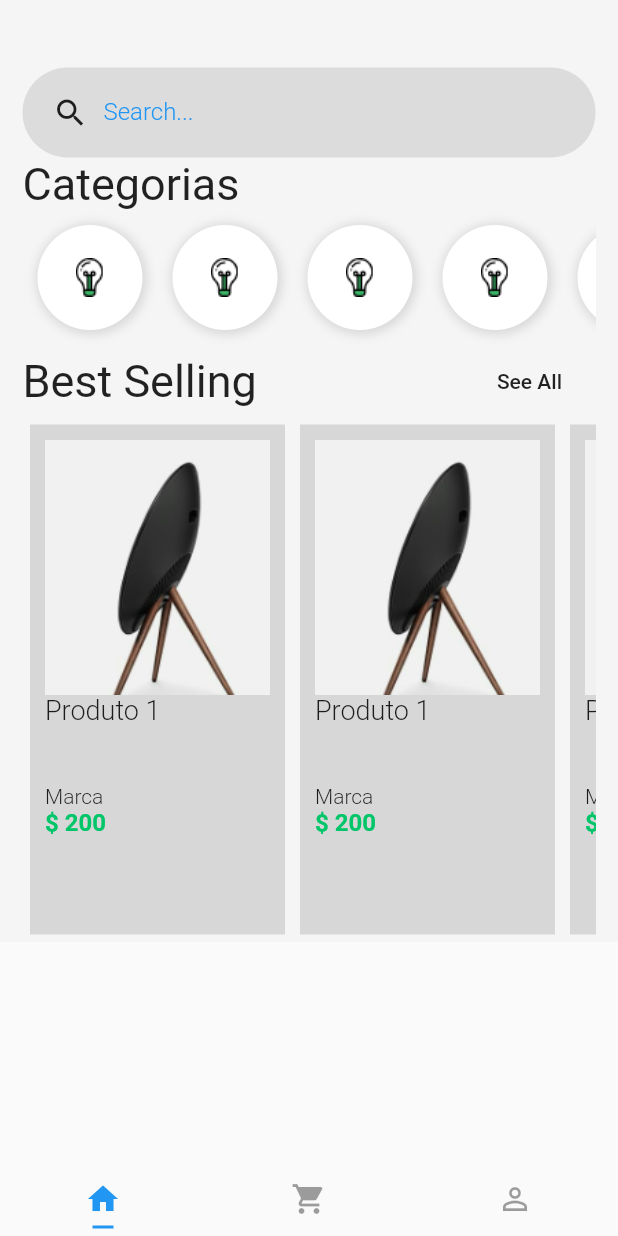
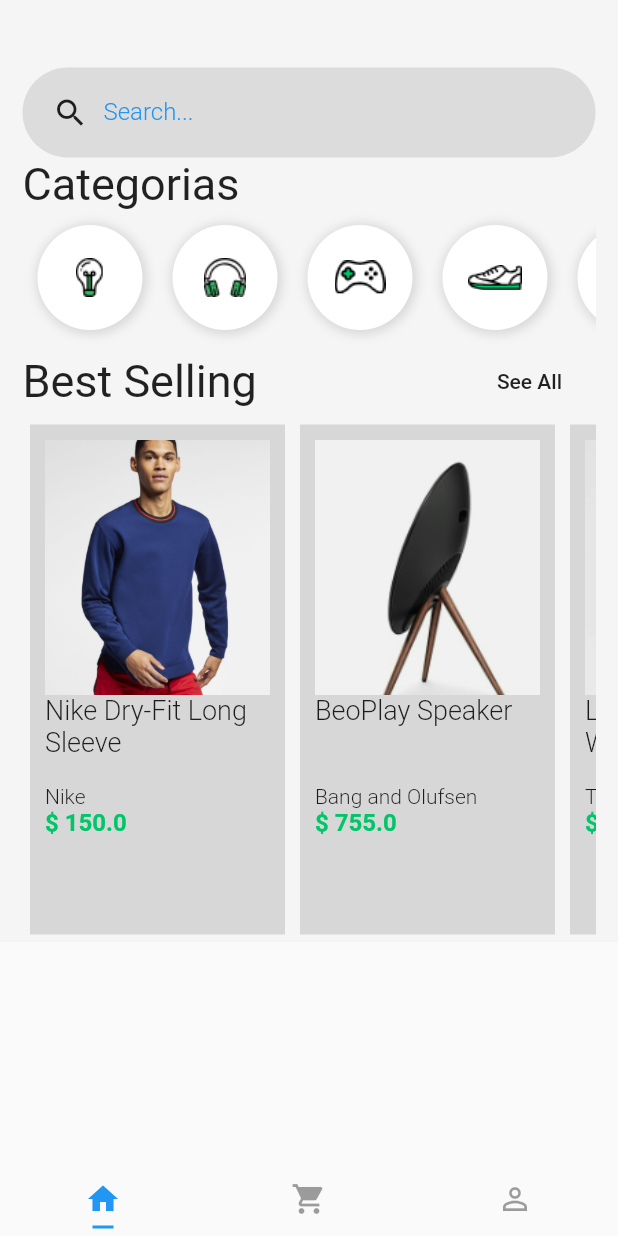
Before and after one commit to TabataMora/app_compra, a Flutter app: the screen it shows after launch, on a phone screen of 412 x 824 dp. Run offline on Flutter 3.47's test engine with Material 2 defaults, Android fonts, the phone set to English and light mode, and no system bars.

Commit message:
Organizando a aplicação em widgets.

```diff
--- a/lib/pages/home.page.dart
+++ b/lib/pages/home.page.dart
@@ -1,5 +1,7 @@
 import 'package:flutter/material.dart';
-import 'package:layout/pages/product.page.dart';
+import 'package:layout/widgets/category/category-list.widget.dart';
+import 'package:layout/widgets/product/produtct-list.widget.dart';
+import 'package:layout/widgets/searche-box.widget.dart';
 
 class HomePage extends StatelessWidget {
   @override
@@ -20,7 +22,7 @@ class HomePage extends StatelessWidget {
               SizedBox(
                 width: 60,
               ),
-              search(),
+              SearchBox(),
               SizedBox(
                 width: 30,
               ),
@@ -35,7 +37,7 @@ class HomePage extends StatelessWidget {
               ),
               Container(
                 height: 90,
-                child: categoryList(),
+                child: CategoryList(),
               ),
               SizedBox(
                 width: 30,
@@ -60,7 +62,9 @@ class HomePage extends StatelessWidget {
               ),
               Container(
                 height: 350,
-                child: productList(context),
+                child: ProductList(
+                  scrollDirection: Axis.horizontal,
+                ),
               ),
             ],
           ),
@@ -69,158 +73,3 @@ class HomePage extends StatelessWidget {
     );
   }
 }
-
-Widget search() {
-  return Container(
-    height: 60,
-    padding: EdgeInsets.only(left: 20),
-    decoration: BoxDecoration(
-      color: Colors.black.withOpacity(0.1),
-      borderRadius: BorderRadius.all(
-        Radius.circular(128),
-      ),
-    ),
-    child: Row(
-      children: <Widget>[
-        Icon(Icons.search),
-        Container(
-          width: 300,
-          padding: EdgeInsets.only(left: 10),
-          child: TextFormField(
-            keyboardType: TextInputType.text,
-            decoration: InputDecoration(
-              border: InputBorder.none,
-              labelText: "Search...",
-              labelStyle: TextStyle(
-                color: Colors.blue,
-                fontWeight: FontWeight.w300,
-                fontSize: 16,
-              ),
-            ),
-            style: TextStyle(
-              fontSize: 20,
-              color: Colors.blue,
-            ),
-          ),
-        ),
-      ],
-    ),
-  );
-}
-
-Widget categoryList() {
-  return Container(
-    child: ListView(
-      scrollDirection: Axis.horizontal,
-      children: <Widget>[
-        categoryItem(),
-        categoryItem(),
-        categoryItem(),
-        categoryItem(),
-        categoryItem(),
-        categoryItem(),
-      ],
-    ),
-  );
-}
-
-Widget categoryItem() {
-  return Container(
-      width: 70,
-      height: 70,
-      margin: EdgeInsets.all(10),
-      padding: EdgeInsets.all(10),
-      decoration: BoxDecoration(
-        color: Colors.white,
-        boxShadow: [
-          new BoxShadow(
-            color: Colors.black12,
-            offset: new Offset(1, 1),
-            blurRadius: 5,
-            spreadRadius: 2,
-          ),
-        ],
-        borderRadius: BorderRadius.circular(64),
-      ),
-      child: Image.asset("assets/Icon_Devices.png"));
-}
-
-Widget productList(BuildContext context) {
-  return Container(
-    child: ListView(
-      scrollDirection: Axis.horizontal,
-      children: <Widget>[
-        productItem(context),
-        productItem(context),
-        productItem(context),
-        productItem(context),
-        productItem(context),
-        productItem(context),
-      ],
-    ),
-  );
-}
-
-Widget productItem(BuildContext context) {
-  return Container(
-    padding: EdgeInsets.all(10),
-    margin: EdgeInsets.all(5),
-    width: 170,
-    color: Colors.black12,
-    child: Column(
-      crossAxisAlignment: CrossAxisAlignment.start,
-      children: <Widget>[
-        GestureDetector(
-          onTap: () {
-            Navigator.push(
-              context,
-              MaterialPageRoute(
-                builder: (context) => ProductPage(),
-              ),
-            );
-          },
-          child: Image.asset(
-            "assets/product-1.png",
-            width: 170,
-            height: 170,
-            fit: BoxFit.cover,
-          ),
-        ),
-        SizedBox(
-          width: 10,
-        ),
-        Container(
-          height: 60,
-          child: Text(
-            "Produto 1",
-            style: TextStyle(
-              fontSize: 18,
-              fontWeight: FontWeight.w300,
-            ),
-          ),
-        ),
-        SizedBox(
-          width: 5,
-        ),
-        Text(
-          "Marca",
-          style: TextStyle(
-            fontSize: 14,
-            fontWeight: FontWeight.w300,
-          ),
-        ),
-        SizedBox(
-          width: 5,
-        ),
-        Text(
-          "\$ 200",
-          style: TextStyle(
-            fontSize: 16,
-            fontWeight: FontWeight.bold,
-            color: Color(0xFF00C569),
-          ),
-        ),
-      ],
-    ),
-  );
-}
--- a/lib/pages/login.page.dart
+++ b/lib/pages/login.page.dart
@@ -1,5 +1,4 @@
 import 'package:flutter/material.dart';
-import 'package:layout/pages/home.page.dart';
 import 'package:layout/pages/signup.page.dart';
 
 class LoginPage extends StatelessWidget {
--- a/lib/pages/product.page.dart
+++ b/lib/pages/product.page.dart
@@ -1,6 +1,18 @@
 import 'package:flutter/material.dart';
 
 class ProductPage extends StatelessWidget {
+  final String image;
+  final String title;
+  final String description;
+  final double price;
+
+  ProductPage({
+    @required this.image,
+    @required this.title,
+    @required this.description,
+    @required this.price,
+  });
+
   @override
   Widget build(BuildContext context) {
     return Scaffold(
@@ -19,7 +31,7 @@ class ProductPage extends StatelessWidget {
               flexibleSpace: FlexibleSpaceBar(
                 centerTitle: true,
                 background: Image.asset(
-                  "assets/product-1.png",
+                  image,
                   width: double.infinity,
                   fit: BoxFit.fitWidth,
                 ),
@@ -36,7 +48,7 @@ class ProductPage extends StatelessWidget {
                 right: 10,
               ),
               child: Text(
-                "Dry Fit Long Sleeve",
+                title,
                 style: TextStyle(
                   fontSize: 26,
                   fontWeight: FontWeight.bold,
@@ -45,7 +57,7 @@ class ProductPage extends StatelessWidget {
             ),
             Padding(
               padding: EdgeInsets.all(10),
-              child: Text("by Nike"),
+              child: Text(description),
             ),
             Padding(
               padding: EdgeInsets.all(10),
--- /dev/null
+++ b/lib/widgets/category/category-item.widget.dart
@@ -0,0 +1,30 @@
+import 'package:flutter/material.dart';
+
+class CategoryItem extends StatelessWidget {
+  final String image;
+
+  CategoryItem({@required this.image});
+
+  @override
+  Widget build(BuildContext context) {
+    return Container(
+      width: 70,
+      height: 70,
+      margin: EdgeInsets.all(10),
+      padding: EdgeInsets.all(10),
+      decoration: BoxDecoration(
+        color: Colors.white,
+        boxShadow: [
+          new BoxShadow(
+            color: Colors.black12,
+            offset: new Offset(1, 1),
+            blurRadius: 5,
+            spreadRadius: 2,
+          ),
+        ],
+        borderRadius: BorderRadius.circular(64),
+      ),
+      child: Image.asset(image),
+    );
+  }
+}
--- /dev/null
+++ b/lib/widgets/category/category-list.widget.dart
@@ -0,0 +1,20 @@
+import 'package:flutter/material.dart';
+import 'category-item.widget.dart';
+
+class CategoryList extends StatelessWidget {
+  @override
+  Widget build(BuildContext context) {
+    return Container(
+      child: ListView(
+        scrollDirection: Axis.horizontal,
+        children: <Widget>[
+          CategoryItem(image: "assets/Icon_Devices.png"),
+          CategoryItem(image: "assets/Icon_Gadgets.png"),
+          CategoryItem(image: "assets/Icon_Gaming.png"),
+          CategoryItem(image: "assets/Icon_Mens_Shoe.png"),
+          CategoryItem(image: "assets/Icon_Womens_Shoe.png"),
+        ],
+      ),
+    );
+  }
+}
--- /dev/null
+++ b/lib/widgets/product/product-item.widget.dart
@@ -0,0 +1,85 @@
+import 'package:flutter/material.dart';
+import 'package:layout/pages/product.page.dart';
+
+class ProductItem extends StatelessWidget {
+  final String image;
+  final String title;
+  final String description;
+  final double price;
+
+  ProductItem({
+    @required this.image,
+    @required this.title,
+    @required this.description,
+    @required this.price,
+  });
+
+  @override
+  Widget build(BuildContext context) {
+    return Container(
+      padding: EdgeInsets.all(10),
+      margin: EdgeInsets.all(5),
+      width: 170,
+      color: Colors.black12,
+      child: Column(
+        crossAxisAlignment: CrossAxisAlignment.start,
+        children: <Widget>[
+          GestureDetector(
+            onTap: () {
+              Navigator.push(
+                context,
+                MaterialPageRoute(
+                  builder: (context) => ProductPage(
+                      title: title,
+                      description: description,
+                      image: image,
+                      price: price),
+                ),
+              );
+            },
+            child: Image.asset(
+              image,
+              width: 170,
+              height: 170,
+              fit: BoxFit.cover,
+            ),
+          ),
+          SizedBox(
+            width: 10,
+          ),
+          Container(
+            height: 60,
+            child: Text(
+              title,
+              style: TextStyle(
+                fontSize: 18,
+                fontWeight: FontWeight.w300,
+              ),
+            ),
+          ),
+          SizedBox(
+            width: 5,
+          ),
+          Text(
+            description,
+            style: TextStyle(
+              fontSize: 14,
+              fontWeight: FontWeight.w300,
+            ),
+          ),
+          SizedBox(
+            width: 5,
+          ),
+          Text(
+            "\$ $price",
+            style: TextStyle(
+              fontSize: 16,
+              fontWeight: FontWeight.bold,
+              color: Color(0xFF00C569),
+            ),
+          ),
+        ],
+      ),
+    );
+  }
+}
--- /dev/null
+++ b/lib/widgets/product/produtct-list.widget.dart
@@ -0,0 +1,49 @@
+import 'package:flutter/material.dart';
+import 'package:layout/widgets/product/product-item.widget.dart';
+
+class ProductList extends StatelessWidget {
+  final Axis scrollDirection;
+
+  ProductList({@required this.scrollDirection});
+
+  @override
+  Widget build(BuildContext context) {
+    return Container(
+      child: ListView(
+        scrollDirection: scrollDirection,
+        children: <Widget>[
+          ProductItem(
+            title: "Nike Dry-Fit Long Sleeve",
+            description: "Nike",
+            image: "assets/product-10.png",
+            price: 150,
+          ),
+          ProductItem(
+            title: "BeoPlay Speaker",
+            description: "Bang and Olufsen",
+            image: "assets/product-1.png",
+            price: 755,
+          ),
+          ProductItem(
+            title: "Leather Wristwatch",
+            description: "Tag Heuer",
+            image: "assets/product-2.png",
+            price: 450,
+          ),
+          ProductItem(
+            title: "Smart Bluetooth Speaker",
+            description: "Google Inc.",
+            image: "assets/product-3.png",
+            price: 900,
+          ),
+          ProductItem(
+            title: "Smart Luggage",
+            description: "Smart Inc.",
+            image: "assets/product-4.png",
+            price: 1000,
+          ),
+        ],
+      ),
+    );
+  }
+}
--- /dev/null
+++ b/lib/widgets/searche-box.widget.dart
@@ -0,0 +1,42 @@
+import 'package:flutter/material.dart';
+
+class SearchBox extends StatelessWidget {
+  @override
+  Widget build(BuildContext context) {
+    return Container(
+      height: 60,
+      padding: EdgeInsets.only(left: 20),
+      decoration: BoxDecoration(
+        color: Colors.black.withOpacity(0.1),
+        borderRadius: BorderRadius.all(
+          Radius.circular(128),
+        ),
+      ),
+      child: Row(
+        children: <Widget>[
+          Icon(Icons.search),
+          Container(
+            width: 300,
+            padding: EdgeInsets.only(left: 10),
+            child: TextFormField(
+              keyboardType: TextInputType.text,
+              decoration: InputDecoration(
+                border: InputBorder.none,
+                labelText: "Search...",
+                labelStyle: TextStyle(
+                  color: Colors.blue,
+                  fontWeight: FontWeight.w300,
+                  fontSize: 16,
+                ),
+              ),
+              style: TextStyle(
+                fontSize: 20,
+                color: Colors.blue,
+              ),
+            ),
+          ),
+        ],
+      ),
+    );
+  }
+}
```
